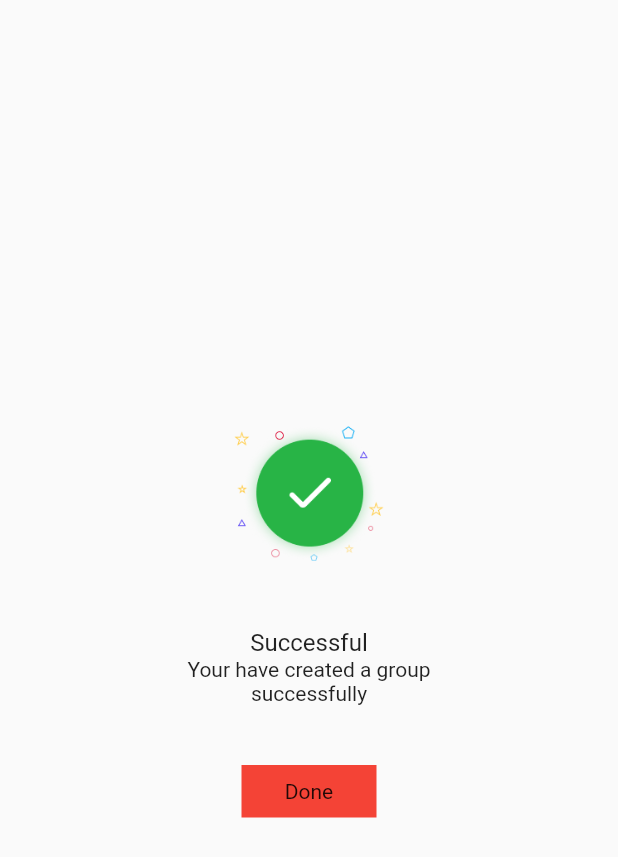
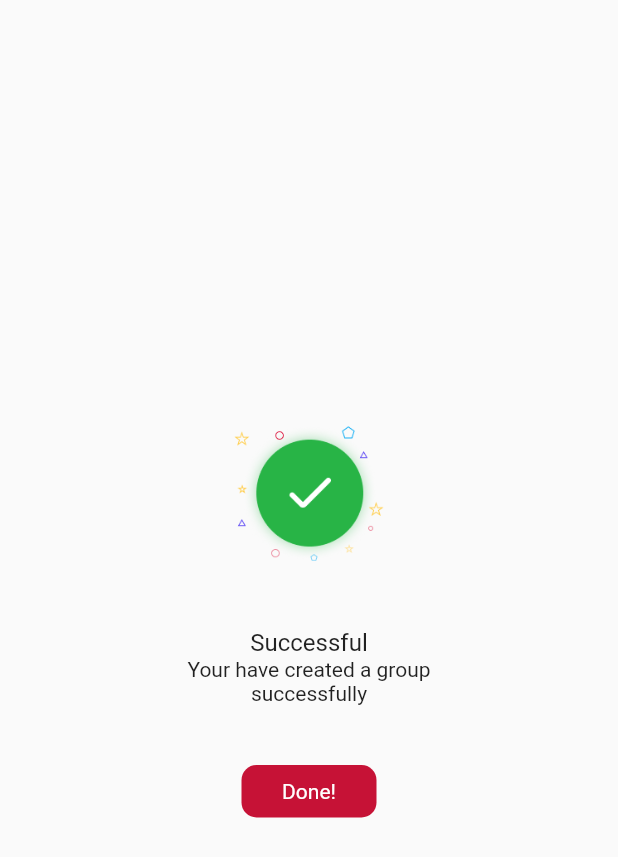
Before and after one commit to ChandraChaan/fun_zip, a Flutter app: the SuccessFullScreen screen opened by its route, on a phone screen of 412 x 824 dp. Shown: the top 857 px of the screen. Run offline on Flutter 3.47's test engine with Material 2 defaults, Android fonts, the phone set to English and light mode, and no system bars; our stand-ins replace cached_network_image, carousel_slider, country_code_picker, dio, flutter_form_builder, flutter_html and 13 more; missing offline and left inert: comment_tree, qr_code_scanner; accounts and stored records are empty; network calls fail; project files that could hold a hidden picture were left out.

Commit message:
code optimization

```diff
--- a/lib/app/modules/my_goups/Success.dart
+++ b/lib/app/modules/my_goups/Success.dart
@@ -20,6 +20,7 @@ class _SuccessFullScreenState extends State<SuccessFullScreen> {
     });
     super.initState();
   }
+
   @override
   Widget build(BuildContext context) {
     return Scaffold(
@@ -43,13 +44,25 @@ class _SuccessFullScreenState extends State<SuccessFullScreen> {
                 'Successful',
                 style: TextStyle(fontSize: 16),
               ),
-              Text('Your have created a group\nsuccessfully', textAlign: TextAlign.center,),
-              SizedBox(height: 40,),
+              Text(
+                'Your have created a group\nsuccessfully',
+                textAlign: TextAlign.center,
+              ),
+              SizedBox(
+                height: 40,
+              ),
               Container(
                 height: 35,
                 width: 90,
-                color: Colors.red,
-                child: Center(child: Text('Done')),
+                decoration: BoxDecoration(
+                    color: Color(0XFFC61236),
+                    borderRadius: BorderRadius.circular(10)),
+                child: Center(
+                  child: Text(
+                    'Done!',
+                    style: TextStyle(color: Colors.white),
+                  ),
+                ),
               )
             ],
           ),
--- a/lib/app/routes/app_pages.dart
+++ b/lib/app/routes/app_pages.dart
@@ -44,7 +44,7 @@ part 'app_routes.dart';
 class AppPages {
   AppPages._();
 
-  static const INITIAL = Routes.SPLASH;
+  static const INITIAL = Routes.QRCodeScannerScreen;
 
   static final routes = [
     GetPage(
```
Also changed, not shown: lib/app/modules/event_details/views/event_details_view.dart (+33 -1 lines), lib/app/modules/my_events_screen/my_events.dart (+35 -13 lines).
